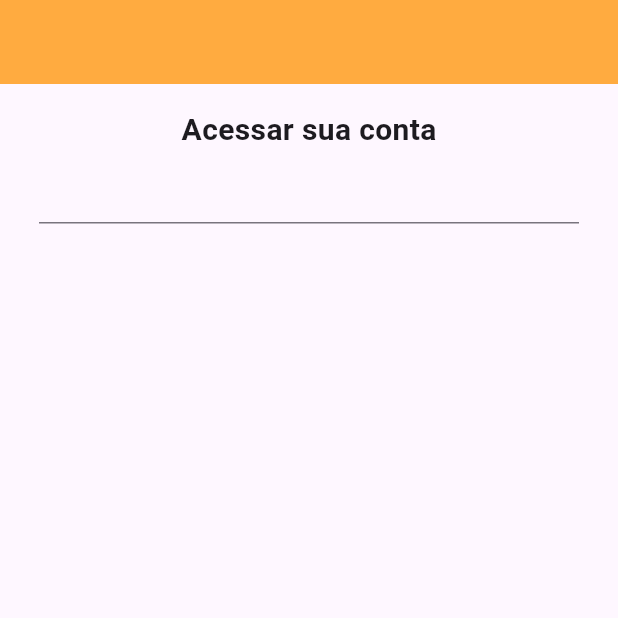
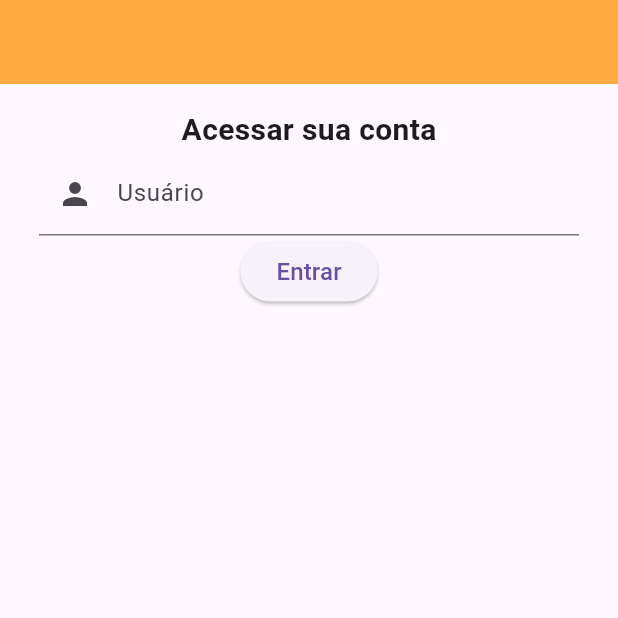
Before and after one commit to MichelecFernandes/flutter, a Flutter app: the screen it shows after launch, on a phone screen of 412 x 824 dp, the top half of it. Run offline on Flutter 3.47's test engine with Material 3 defaults, Android fonts, the phone set to English and light mode, and no system bars.

Commit message:
feat: adicao de botao para logar na aplicacao

```diff
--- a/flutter_application_3/app_receitas/lib/views/login_view.dart
+++ b/flutter_application_3/app_receitas/lib/views/login_view.dart
@@ -12,6 +12,9 @@ class LoginView extends StatefulWidget {
 class _LoginViewState extends State<LoginView> {
 
   final _formKey = GlobalKey<FormState>();
+  final _controladorUsuario = TextEditingController();
+  final _controladorSenha = TextEditingController();
+
   @override
   Widget build(BuildContext context) {
     return Scaffold(
@@ -33,8 +36,31 @@ class _LoginViewState extends State<LoginView> {
                   ),
                   ),
                   TextFormField(
-
-                  )
+                    controller: _controladorUsuario,
+                    decoration: InputDecoration(
+                      labelText: 'Usuário',
+                      hintText: 'Usuário de Acesso',
+                      prefixIcon: Icon(Icons.person)
+                    ),
+                    validator: (usuario){
+                      if(usuario == null || usuario.isEmpty){
+                        return 'Preencha o campo do usuário';
+                      }
+                      return null;
+                    },
+                  ),
+                  ElevatedButton(
+                    onPressed: (){
+                      if(_formKey.currentState!.validate()){
+                        print('Formulário sem erros');
+                      }
+                    },
+                    child: Text(
+                      'Entrar',
+                      style: TextStyle(
+                        fontSize: 16
+                      ),
+                    ))
                 ],
               ),
           ),
```
